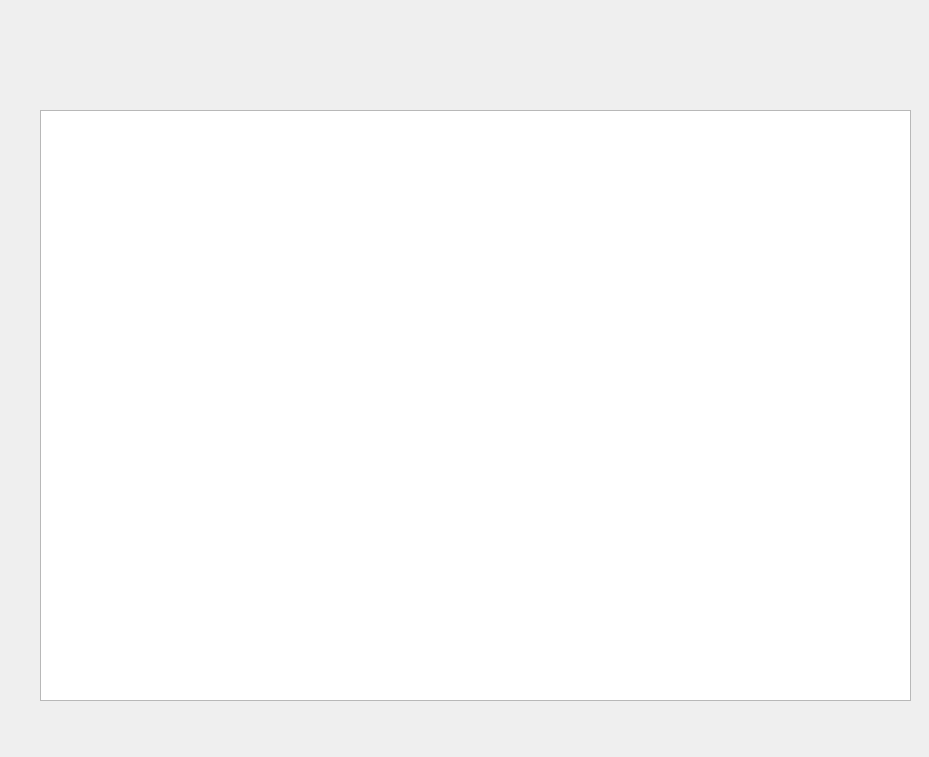
Old version of the form info_table.ui in the repository liuweiky/CCIMS.
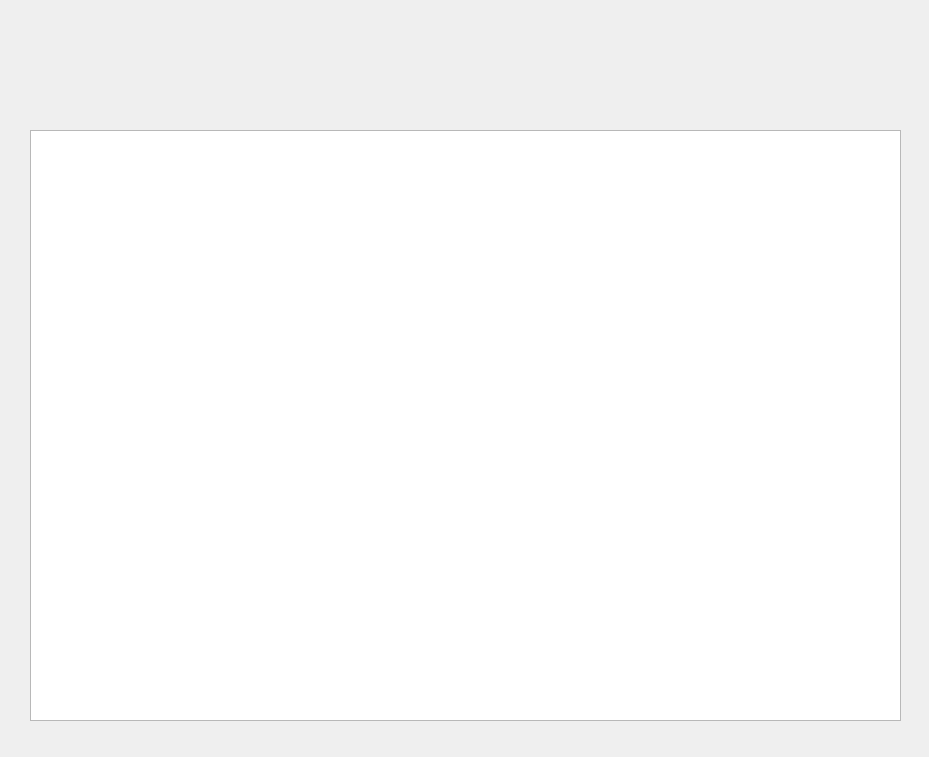
New version of the form.

Patch:
```diff
--- a/info_table.ui
+++ b/info_table.ui
@@ -16,8 +16,8 @@
   <widget class="QTableWidget" name="tableWidget">
    <property name="geometry">
     <rect>
-     <x>40</x>
-     <y>110</y>
+     <x>30</x>
+     <y>130</y>
      <width>871</width>
      <height>591</height>
     </rect>
```
